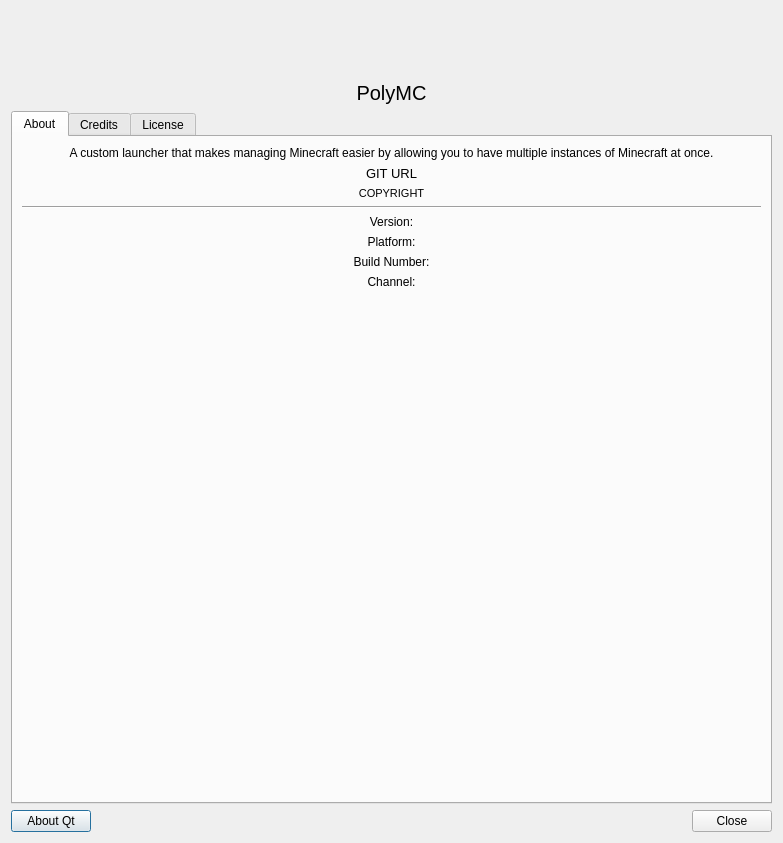
First picture: the form in launcher/ui/dialogs/AboutDialog.ui, repository FreesmTeam/FreesmLauncher, before the edit.
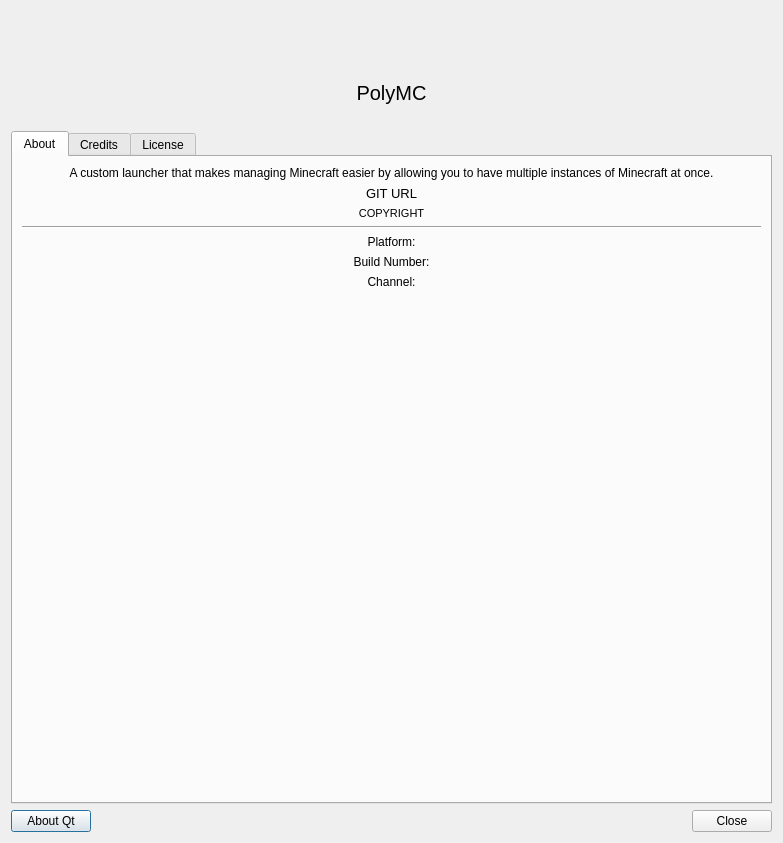
Second picture: the form after the edit.

Commit message:
Improve the About page
Improves #106. This more clearly marks the original MultiMC contributors,
and now correctly hides the "Build Platform" if this is set as empty. The
version label is now moved under the "PolyMC" title so it looks just a
little bit better (and matches other applications). The copyright on the
"About" page now correctly attributes the MultiMC contributors just like on
the "License" page.

Patch:
```diff
--- a/launcher/ui/dialogs/AboutDialog.ui
+++ b/launcher/ui/dialogs/AboutDialog.ui
@@ -87,6 +87,13 @@
      </property>
     </widget>
    </item>
+      <item>
+    <widget class="QLabel" name="versionLabel">
+     <property name="alignment">
+      <set>Qt::AlignCenter</set>
+     </property>
+    </widget>
+   </item>
    <item>
     <widget class="QTabWidget" name="tabWidget">
      <property name="currentIndex">
@@ -151,16 +158,6 @@
          </property>
         </widget>
        </item>
-       <item>
-        <widget class="QLabel" name="versionLabel">
-         <property name="text">
-          <string>Version:</string>
-         </property>
-         <property name="alignment">
-          <set>Qt::AlignCenter</set>
-         </property>
-        </widget>
-       </item>
        <item>
         <widget class="QLabel" name="platformLabel">
          <property name="text">
```
The commit also changes 2 other files.
